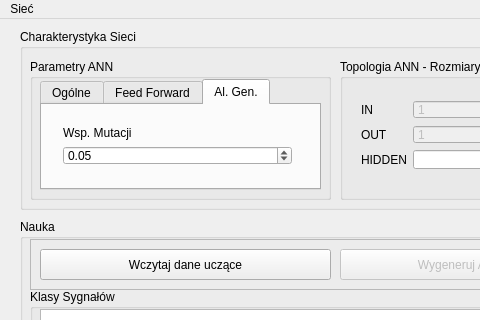
coyote443/NeuralNetForMarket, file mainwindow.ui: the form before one commit; both pictures show x 0 to 480 and y 0 to 320 of the 941 by 671 pixel window.
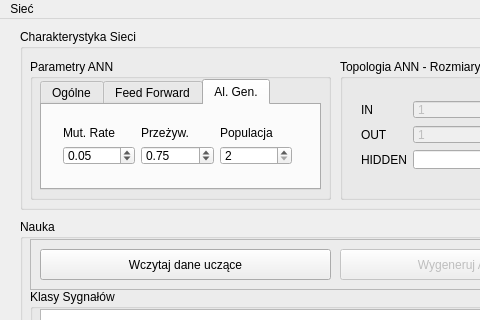
The form after the commit. The open tabs and pages were chosen to show the change.

Patch:
```diff
--- a/mainwindow.ui
+++ b/mainwindow.ui
@@ -391,7 +391,21 @@
            <item>
             <widget class="QLabel" name="label_27">
              <property name="text">
-              <string>Wsp. Mutacji</string>
+              <string>Mut. Rate</string>
+             </property>
+            </widget>
+           </item>
+           <item>
+            <widget class="QLabel" name="label_2">
+             <property name="text">
+              <string>Przeżyw.</string>
+             </property>
+            </widget>
+           </item>
+           <item>
+            <widget class="QLabel" name="label_3">
+             <property name="text">
+              <string>Populacja</string>
              </property>
             </widget>
            </item>
@@ -412,6 +426,32 @@
              </property>
             </widget>
            </item>
+           <item>
+            <widget class="QDoubleSpinBox" name="doubleSpinBoxSurviveRate">
+             <property name="maximum">
+              <double>1.000000000000000</double>
+             </property>
+             <property name="singleStep">
+              <double>0.010000000000000</double>
+             </property>
+             <property name="value">
+              <double>0.750000000000000</double>
+             </property>
+            </widget>
+           </item>
+           <item>
+            <widget class="QSpinBox" name="spinBox">
+             <property name="minimum">
+              <number>2</number>
+             </property>
+             <property name="maximum">
+              <number>200</number>
+             </property>
+             <property name="displayIntegerBase">
+              <number>10</number>
+             </property>
+            </widget>
+           </item>
           </layout>
          </item>
         </layout>
```
Left out of the diff: 6 changed lines with no effect on the pictures.
